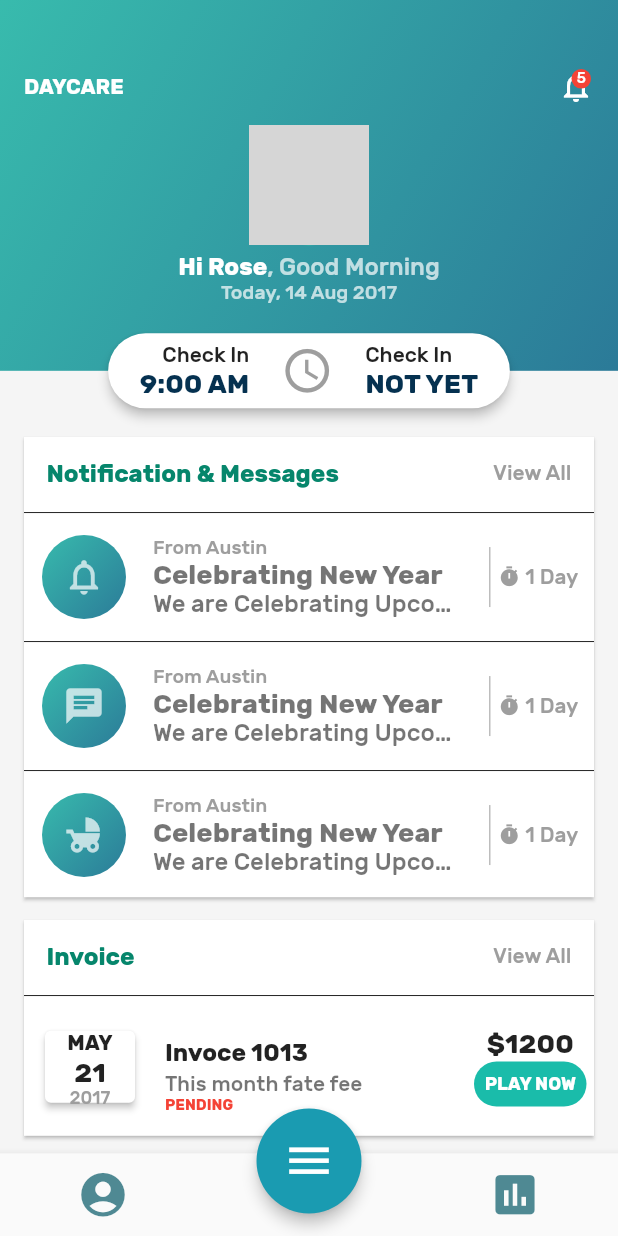
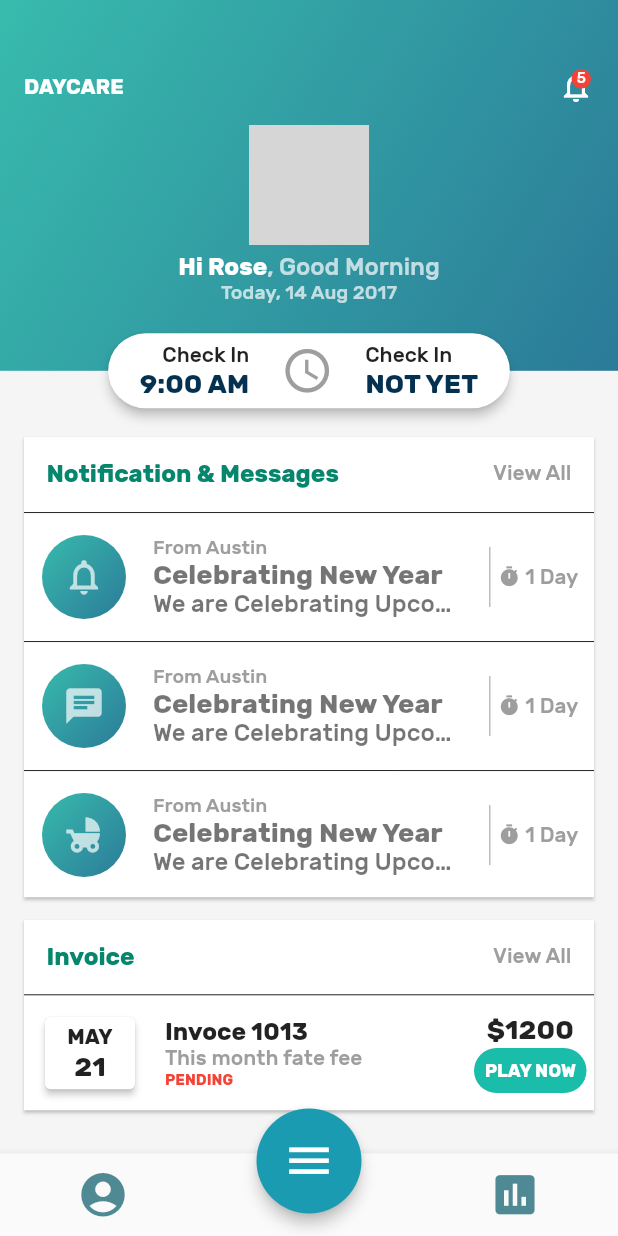
Before and after one commit to adaptive-beaver/Flutter-demo, a Flutter app: the DaycareHome screen opened by its route, on a phone screen of 412 x 824 dp. Run offline on Flutter 3.47's test engine with Material 2 defaults, Android fonts, the phone set to English and light mode, and no system bars; our stand-ins replace camera, dio, firebase_auth, flutter_redux, flutter_signin_button, google_sign_in and 4 more; missing offline and left inert: redux_logging; accounts and stored records are empty; network calls fail; project files that could hold a hidden picture were left out; grey boxes are pictures that could not be loaded.

Commit message:
fix:  bugs after upgrade flutter

```diff
--- a/lib/configs/themes.dart
+++ b/lib/configs/themes.dart
@@ -12,6 +12,7 @@ ThemeData getThemeByType(Themes type) {
       return ThemeData(
         primaryColor: new Color(0xff075E54),
         accentColor: new Color(0xff25D366),
+        fontFamily: 'Rubik',
       );
     case Themes.smartHome:
       return ThemeData(
--- a/lib/data/sidemenu.dart
+++ b/lib/data/sidemenu.dart
@@ -11,7 +11,7 @@ List<MenuModel> menu = [
   new MenuModel(
     title: '3D BottomNavigationBar',
     icon: Icons.bubble_chart,
-    route: '/ThreeDimtitle:enssionBottomNavigationBar',
+    route: '/ThreeDimenssionBottomNavigationBar',
     type: MenuItemType.COMPONENT,
   ),
   new MenuModel(
--- a/lib/pages/templates/daycare-clone/daycare-home.dart
+++ b/lib/pages/templates/daycare-clone/daycare-home.dart
@@ -265,7 +265,7 @@ class DaycareHome extends StatelessWidget {
   Widget buildNotificationPanel(double width, double height) {
     return Positioned(
       width: width,
-      height: height * .70 - 80,
+      height: height * .70 - 40,
       top: height * 0.30 + 34,
       child: Padding(
         padding: const EdgeInsets.only(right: 16, left: 16, top: 10),
@@ -301,20 +301,24 @@ class DaycareHome extends StatelessWidget {
                 elevation: 1,
                 color: Colors.white,
                 child: Column(
+                  mainAxisAlignment: MainAxisAlignment.end,
+                  crossAxisAlignment: CrossAxisAlignment.center,
                   children: <Widget>[
                     buildBodyCardTitle(title: "Invoice"),
                     Divider(
-                      height: 3,
+                      height: 2,
                       color: Colors.black87,
                     ),
-                    Padding(
-                      padding: const EdgeInsets.only(top: 10, bottom: 10),
-                      child: ListTile(
-                        contentPadding: const EdgeInsets.only(left: 10),
+                    ListTile(
+                      contentPadding: const EdgeInsets.only(
+                        left: 10,
+                        top: 10,
+                        bottom: 10,
+                      ),
                       leading: Card(
                         elevation: 2,
                         child: Container(
-                            height: 60,
+                          height: 70,
                           width: 60,
                           child: Column(
                             mainAxisAlignment: MainAxisAlignment.center,
@@ -333,26 +337,25 @@ class DaycareHome extends StatelessWidget {
                                   fontSize: 18,
                                 ),
                               ),
-                                Text(
-                                  "2017",
-                                  style: TextStyle(
-                                    color: Colors.grey,
-                                    fontSize: 12,
-                                  ),
-                                ),
                             ],
                           ),
                         ),
                       ),
-                        title: Text(
+                      title: Column(
+                        crossAxisAlignment: CrossAxisAlignment.start,
+                        mainAxisAlignment: MainAxisAlignment.start,
+                        children: <Widget>[
+                          Text(
                             "Invoce 1013",
                             style: TextStyle(fontWeight: FontWeight.bold),
                           ),
-                        subtitle: Column(
-                          crossAxisAlignment: CrossAxisAlignment.start,
-                          mainAxisAlignment: MainAxisAlignment.start,
-                          children: <Widget>[
-                            Text("This month fate fee"),
+                          Text(
+                            "This month fate fee",
+                            style: TextStyle(
+                              fontSize: 14,
+                              color: Colors.grey,
+                            ),
+                          ),
                           Text(
                             "PENDING",
                             style: TextStyle(
@@ -399,11 +402,11 @@ class DaycareHome extends StatelessWidget {
                           ],
                         ),
                       ),
-                      ),
                     )
                   ],
                 ),
-              )
+              ),
+              SizedBox(height: 50),
             ],
           ),
         ),
--- a/lib/pages/templates/greenery-clone/greenery-home.dart
+++ b/lib/pages/templates/greenery-clone/greenery-home.dart
@@ -46,7 +46,7 @@ class _GreeneryHomeState extends State<GreeneryHome> {
                       fontSize: 20,
                     ),
                   ),
-                  SizedBox(height: 10),
+                  Spacer(),
                   Row(
                     mainAxisAlignment: MainAxisAlignment.spaceBetween,
                     children: <Widget>[
@@ -137,14 +137,14 @@ class _GreeneryHomeState extends State<GreeneryHome> {
                   ),
                 ),
               ),
-              SizedBox(height: 12),
+              SizedBox(height: 10),
               Text(
                 '10" Nursery Pot',
                 style: TextStyle(
                   color: Colors.black54,
                 ),
               ),
-              SizedBox(height: 12),
+              SizedBox(height: 10),
               Row(
                 crossAxisAlignment: CrossAxisAlignment.end,
                 children: <Widget>[
```
Lines whose indentation alone changed are shown as unchanged.
